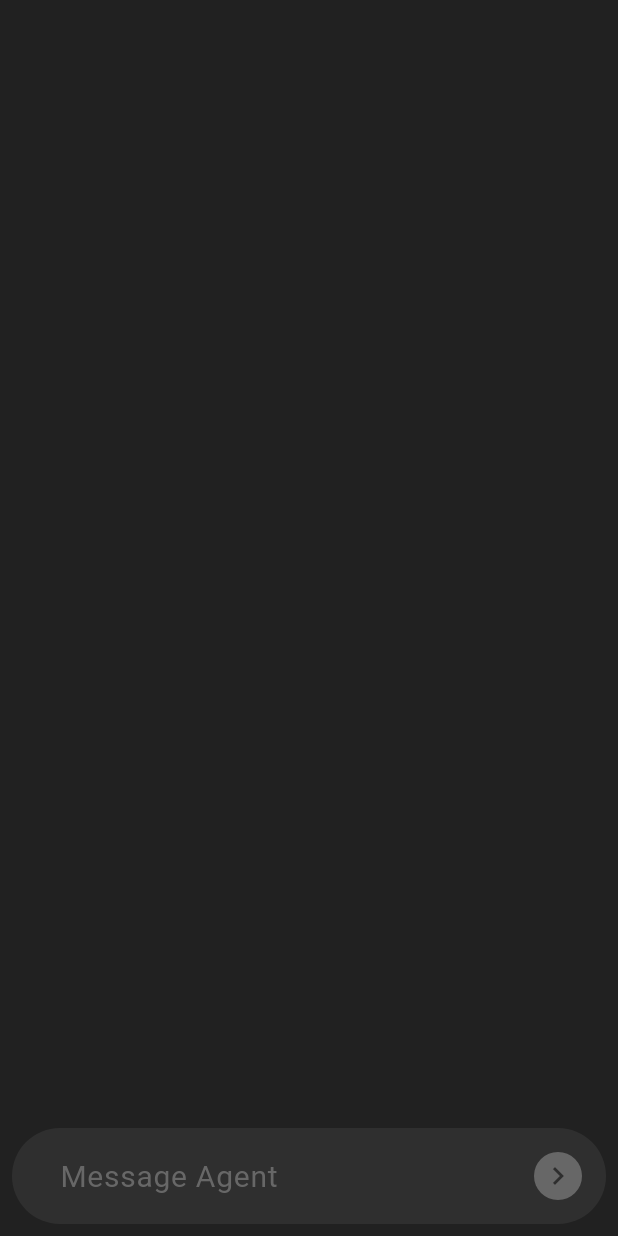
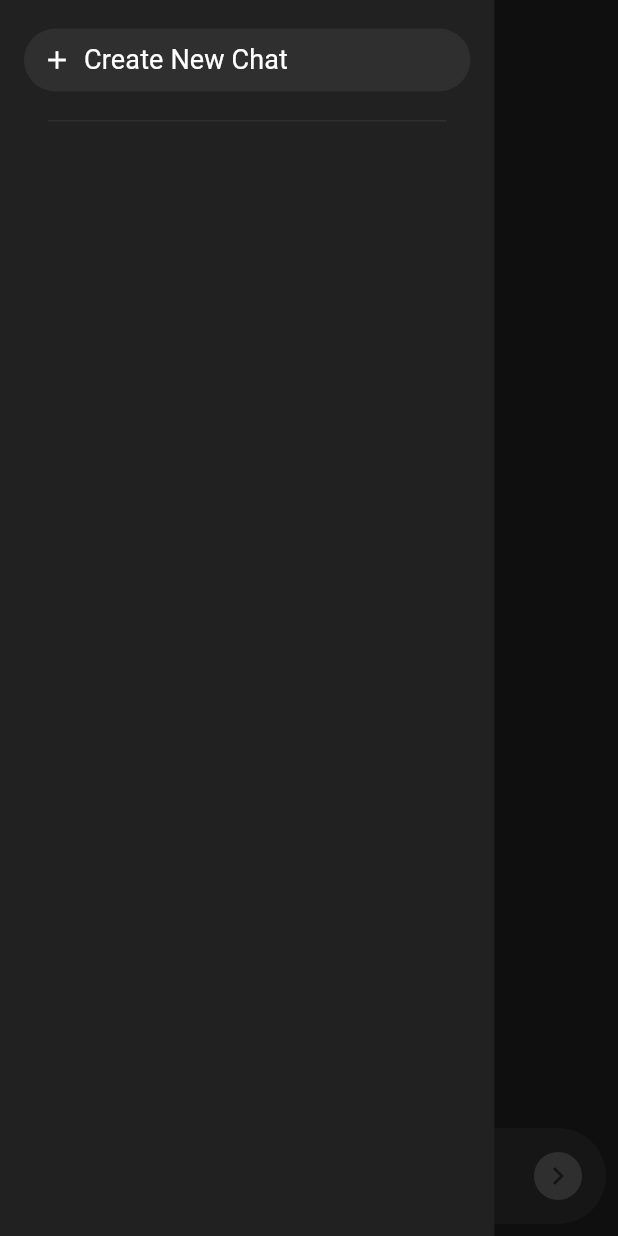
Before and after one commit to harshhrivastava/genfive, a Flutter app: the screen it shows after launch, with the side drawer open (before the commit the screen has no drawer), on a phone screen of 412 x 824 dp. Run offline on Flutter 3.47's test engine with Material 3 defaults, Android fonts, the light colour scheme and no system bars; our stand-ins replace bloc.

Commit message:
Update Mobile View To Use Drawer

```diff
--- a/lib/src/features/home/home.dart
+++ b/lib/src/features/home/home.dart
@@ -1,4 +1,8 @@
+import 'dart:ui';
+
+import 'package:flutter/cupertino.dart';
 import 'package:flutter/material.dart';
+import 'package:flutter/painting.dart';
 import 'package:genfive/src/core/services/intel/intel.dart';
 import 'package:genfive/src/features/home/models/home_ui.dart';
 import 'package:genfive/src/features/home/models/message.dart';
@@ -98,8 +102,86 @@ class _HomeState extends State<Home> {
   }
 
   Widget _buildMobileView() {
+    List<String> keys = homeUi.sessions?.keys.toList(growable: true) ?? List<String>.empty(growable: true);
     return Scaffold(
       backgroundColor: const Color(0xFF212121),
+      appBar: AppBar(
+        backgroundColor: const Color(0xFF212121),
+        leading: Builder(
+          builder: (context) {
+            return IconButton(
+              onPressed: () {
+                Scaffold.of(context).openDrawer();
+              },
+              icon: const Icon(
+                Icons.menu,
+                color: Colors.white,
+              ),
+            );
+          }
+        ),
+      ),
+      drawer: Drawer(
+        width: MediaQuery.of(context).size.width * 0.8,
+        backgroundColor: const Color(0xFF212121),
+        shape: const ContinuousRectangleBorder(
+          borderRadius: BorderRadius.zero,
+        ),
+        child: SafeArea(
+          child: Padding(
+            padding: const EdgeInsets.all(16.0),
+            child: Column(
+              mainAxisSize: MainAxisSize.max,
+              mainAxisAlignment: MainAxisAlignment.start,
+              crossAxisAlignment: CrossAxisAlignment.start,
+              children: [
+                SessionButton(
+                  icon: Icons.add,
+                  text: 'Create New Chat',
+                  onPressed: () {
+                    setState(() {
+                      homeUi.currentSessionId = null;
+                    });
+                    Navigator.of(context).pop();
+                  },
+                ),
+                const Padding(
+                  padding: EdgeInsets.all(16.0),
+                  child: Divider(
+                    color: Color(0xFF2f2f2f),
+                    height: 1,
+                  ),
+                ),
+                Expanded(
+                  child: ListView.builder(
+                    itemCount: keys.length,
+                    itemBuilder: (context, index) {
+                      return SessionButton(
+                        text: 'Session $index',
+                        onPressed: () {
+                          if(keys[index] != homeUi.currentSessionId) {
+                            setState(() {
+                              homeUi.currentSessionId = keys[index];
+                            });
+                            Navigator.of(context).pop();
+                            WidgetsBinding.instance.addPostFrameCallback((_) {
+                              setState(() {
+                                homeUi.bodyScrollController.jumpTo(homeUi.bodyScrollController.position.maxScrollExtent);
+                              });
+                            });
+                          } else {
+                            Navigator.of(context).pop();
+                          }
+                        },
+                      );
+                    },
+                  ),
+                )
+              ],
+            ),
+          ),
+        ),
+      ),
       body: SafeArea(
         child: Center(
           child: Container(
@@ -147,3 +229,49 @@ class _HomeState extends State<Home> {
     return child;
   }
 }
+
+class SessionButton extends StatelessWidget {
+  final IconData? icon;
+  final String text;
+  final void Function() onPressed;
+
+  const SessionButton({
+    super.key,
+    this.icon,
+    required this.text,
+    required this.onPressed,
+  });
+
+  @override
+  Widget build(BuildContext context) {
+    return TextButton(
+      onPressed: onPressed,
+      style: const ButtonStyle(
+        backgroundColor: WidgetStatePropertyAll(Color(0xFF2f2f2f)),
+        overlayColor: WidgetStatePropertyAll(Color(0xFF676767)),
+      ),
+      child: Row(
+        mainAxisSize: MainAxisSize.max,
+        mainAxisAlignment: MainAxisAlignment.start,
+        crossAxisAlignment: CrossAxisAlignment.center,
+        children: [
+          if(icon != null)
+            Icon(
+              icon,
+              color: Colors.white,
+              size: 20.0,
+            ),
+          const SizedBox(width: 8.0),
+          Text(
+            text,
+            style: const TextStyle(
+              color: Colors.white,
+              fontSize: 18.0,
+              fontWeight: FontWeight.w400,
+            ),
+          ),
+        ],
+      ),
+    );
+  }
+}
```
